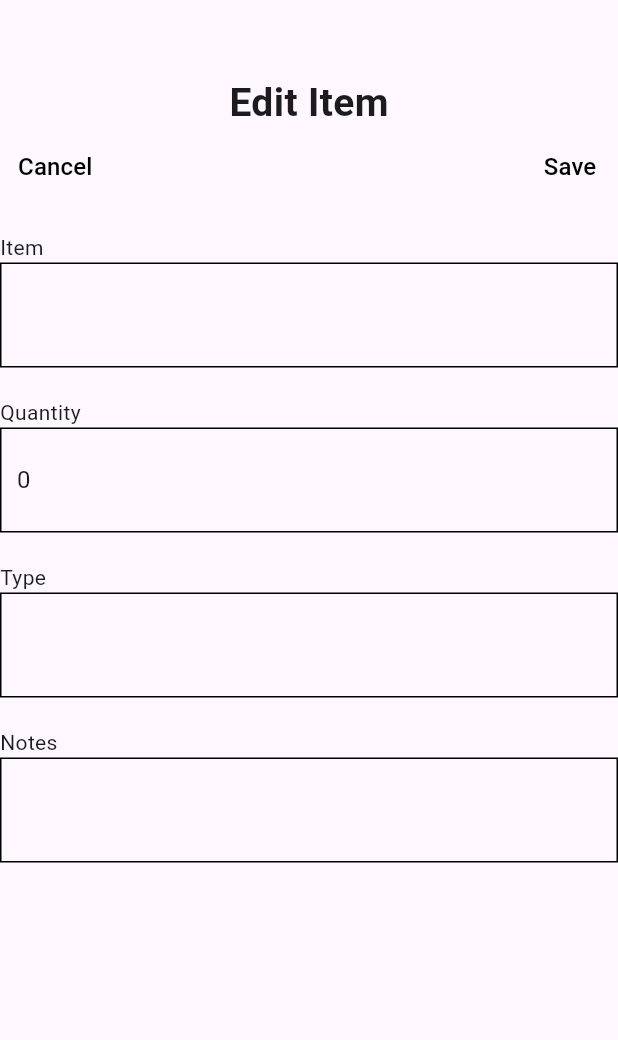
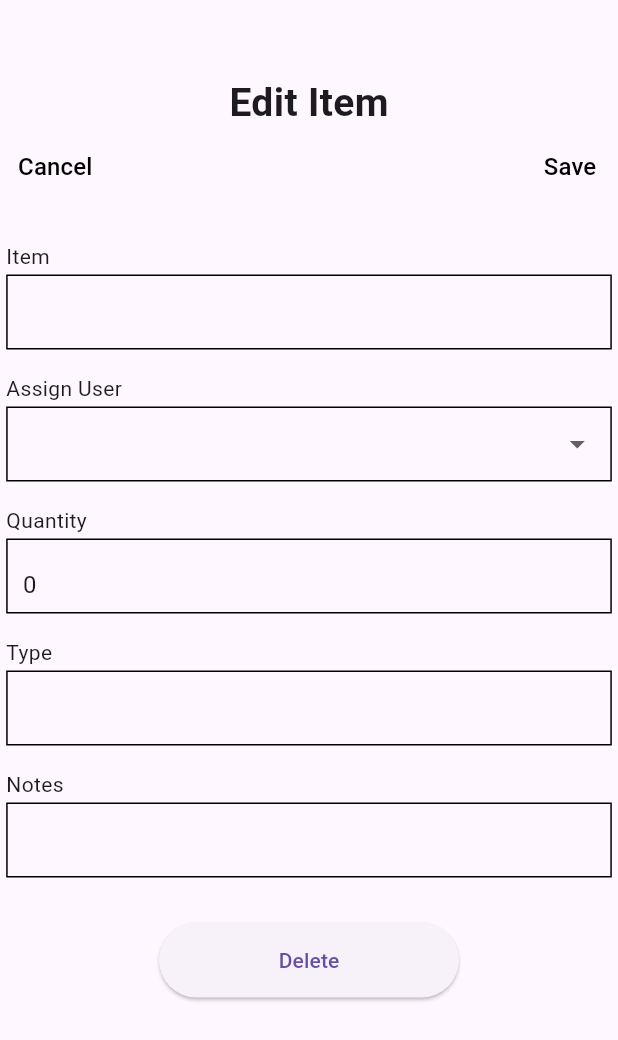
Before and after one commit to Jdd2020/rumii, a Flutter app: the EditItem screen opened directly with empty values, on a phone screen of 412 x 824 dp. Shown: the top 1040 px of the screen. Run offline on Flutter 3.47's test engine with Material 3 defaults, Android fonts, the phone set to English and light mode, and no system bars; missing offline and left inert: dart:ffi.

Commit message:
added dropdown menu for users and delete button. Adjusted the box sizes

```diff
--- a/lib/views/Shopping/edit_item_view.dart
+++ b/lib/views/Shopping/edit_item_view.dart
@@ -6,8 +6,10 @@ class EditItem extends StatefulWidget {
   final String user;
   final ShopViewModel shop;
   final String lastItem;
+  final List<String> householdMembers = ['Henry', 'Josh', 'Billy'];
 
-  const EditItem({Key? key,
+  EditItem({
+    Key? key,
     required this.user,
     required this.shop,
     required this.lastItem,
@@ -19,24 +21,29 @@ class EditItem extends StatefulWidget {
 
 class _EditItemState extends State<EditItem> {
   late TextEditingController itemController;
+  late TextEditingController assignUserController;
   late TextEditingController quantityController;
   late TextEditingController typeController;
   late TextEditingController notesController;
+  String selectedAssignee = '';
 
   @override
   void initState() {
     super.initState();
     itemController = TextEditingController(text: widget.shop.name);
+    assignUserController = TextEditingController(text: widget.user);
     quantityController =
         TextEditingController(text: widget.shop.quantity.toString());
     notesController = TextEditingController(text: widget.shop.notes);
     typeController = TextEditingController(text: widget.shop.type);
+    selectedAssignee = widget.user;
   }
 
   @override
   void dispose() {
     // Dispose controllers to avoid memory leaks
     itemController.dispose();
+    assignUserController.dispose();
     quantityController.dispose();
     typeController.dispose();
     notesController.dispose();
@@ -46,7 +53,8 @@ class _EditItemState extends State<EditItem> {
   @override
   Widget build(BuildContext context) {
     return Scaffold(
-      body: Container(
+      body: SingleChildScrollView(
+        child: Container(
           child: Column(
             children: [
               const Align(
@@ -85,13 +93,27 @@ class _EditItemState extends State<EditItem> {
                       )),
                 ),
               ]),
-            // editable text fields
+              // Editable text fields
               const SizedBox(height: 20),
               buildEditableTextField("Item", itemController),
+              buildEditableTextField("Assign User", assignUserController),
               buildEditableTextField("Quantity", quantityController),
               buildEditableTextField("Type", typeController),
               buildEditableTextField("Notes", notesController),
+              const SizedBox(height: 20),
+              SizedBox(
+                height: 50,
+                width: 200,
+                child: ElevatedButton(
+                  onPressed: () {
+                    // Handle the delete logic
+                  },
+                  child: const Text("Delete"),
+                ),
+              ),
+              const SizedBox(height: 20),
             ],
+          ),
         ),
       ),
     );
@@ -102,28 +124,56 @@ class _EditItemState extends State<EditItem> {
     return Column(
       crossAxisAlignment: CrossAxisAlignment.start,
       children: [
+        const SizedBox(height: 6),
         Text(
           label,
           style: const TextStyle(
             fontWeight: FontWeight.normal,
           ),
         ),
-        SizedBox(
-          width: 1250,
-          child: Container(
-            padding: const EdgeInsets.all(10),
+        const SizedBox(height: 2),
+        Container(
+          width: MediaQuery.of(context).size.width * 0.98,
+          height: 50,
+          padding: const EdgeInsets.symmetric(vertical: 5, horizontal: 10),
           decoration: BoxDecoration(
             border: Border.all(color: Colors.black),
           ),
-            child: TextField(
+          child: Row(
+            mainAxisAlignment: MainAxisAlignment.spaceBetween,
+            children: [
+              Expanded(
+                child: label == "Assign User"
+                    ? DropdownButtonFormField<String>(
+                        value: controller.text,
+                        items: widget.householdMembers.map((String member) {
+                          return DropdownMenuItem<String>(
+                            value: member,
+                            child: Text(member),
+                          );
+                        }).toList(),
+                        onChanged: (String? newValue) {
+                          if (newValue != null) {
+                            setState(() {
+                              controller.text = newValue;
+                            });
+                          }
+                        },
+                        decoration: const InputDecoration(
+                          border: InputBorder.none,
+                        ),
+                      )
+                    : TextField(
                         controller: controller,
                         decoration: const InputDecoration(
                           border: InputBorder.none,
                         ),
                       ),
               ),
+            ],
           ),
-        const SizedBox(height: 20),
+        ),
+        const SizedBox(height: 10),
       ],
     );
   }
```
Lines whose indentation alone changed are shown as unchanged.
